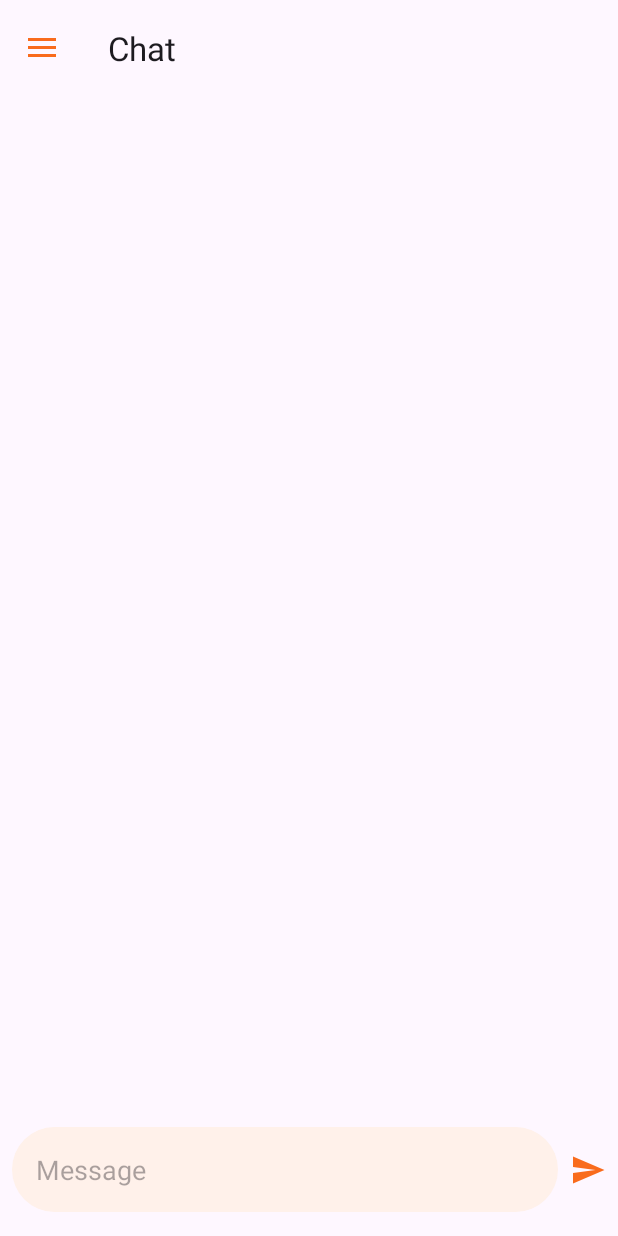
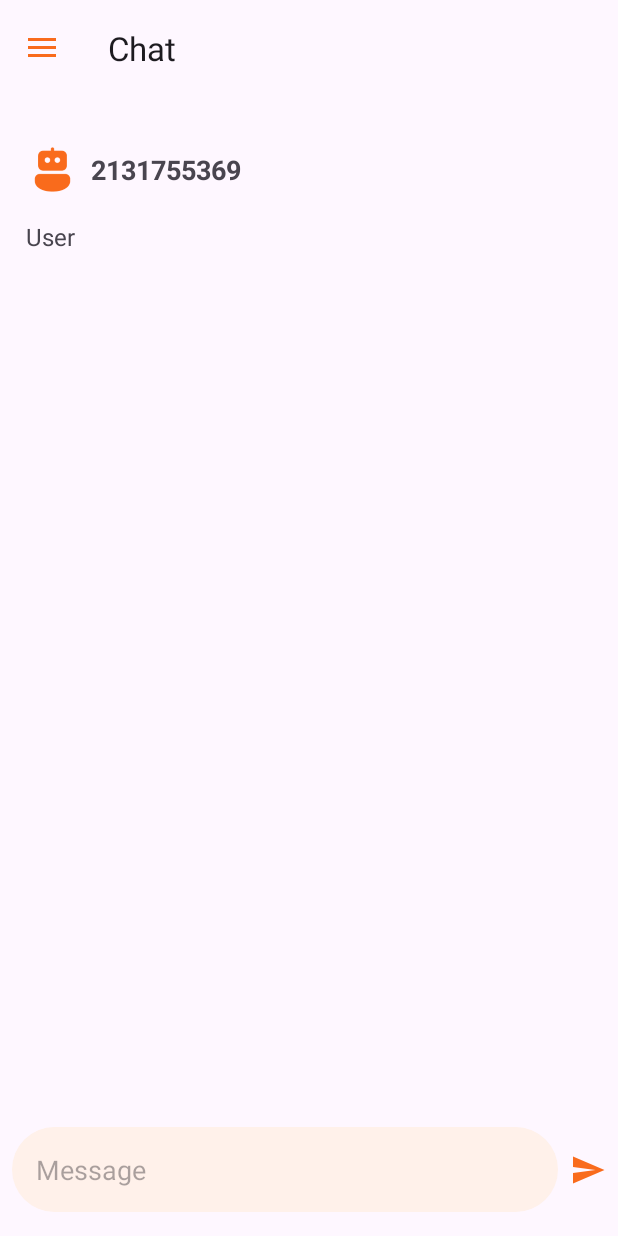
Before and after one commit to hngx-org/Curation-AI, an Android app: the ChatFragment screen opened through its navigation route, after a tap on an icon or button, on a phone screen of 412 x 824 dp. Run offline under Robolectric (Android 15) with nearby library versions, the phone set to English and light mode, and no system bars; our stand-ins replace navigation-ui; libraries missing offline, so code that uses them is left out: com.example.apilibrary, com.shegs.hng_auth_library; 6 statements that could not run were skipped.

Commit message:
open Ai implementation

```diff
--- a/app/src/main/java/com/panther/contentai/fragments/ChatFragment.kt
+++ b/app/src/main/java/com/panther/contentai/fragments/ChatFragment.kt
@@ -66,8 +66,13 @@ class ChatFragment : Fragment(), MenuProvider {
             CoroutineScope(Dispatchers.IO).launch {
 
                 //Getting the user cookie/Id
-                var cookie: String = ""
-                cookie = RetrofitClient.getCookiesForUrl().toString()
+                val sessionCookie = "ession=96227082-c61d-4f12-90d8-dd9fc4a7a11b.meKUKXc5b3UoWQZ8kqja2giM5Zc; Expires=Sat, 04 Nov 2023 20:07:28 GMT; Path=/;"
+                val cookie: String = "session=96227082-c61d-4f12-90d8-dd9fc4a7a11b.meKUKXc5b3UoWQZ8kqja2giM5Zc"
+
+                val test = sessionCookie.substring(0, sessionCookie.indexOf(";"))
+                Log.d("sessionCookie", "Cookie $test")
+
+               //cookie = RetrofitClient.getCookiesForUrl().toString()
                 Log.d("cookie", "Cookie generated: $cookie")
 
                 //Instantiate OpenAI
@@ -75,6 +80,7 @@ class ChatFragment : Fragment(), MenuProvider {
                 // Generate a response based on the user's input
                 val response =
                     openApiClient.generateChatResponse(messageTxt.toString(), cookie)
+                Log.i("Test", "The response is $response")
 
                 // Update the UI on the main thread
                 withContext(Dispatchers.Main) {
@@ -137,8 +143,8 @@ class ChatFragment : Fragment(), MenuProvider {
         chatadapter = AiChatAdapter()
 
         binding.recyclerview.apply {
-            val layoutManager = LinearLayoutManager(activity)
-            layoutManager.reverseLayout = true
+            layoutManager = LinearLayoutManager(activity)
+            //layoutManager.reverseLayout = true
             adapter = chatadapter
 
             chatViewModel.chatMessages.observe(viewLifecycleOwner) { receivedMessage ->
```
